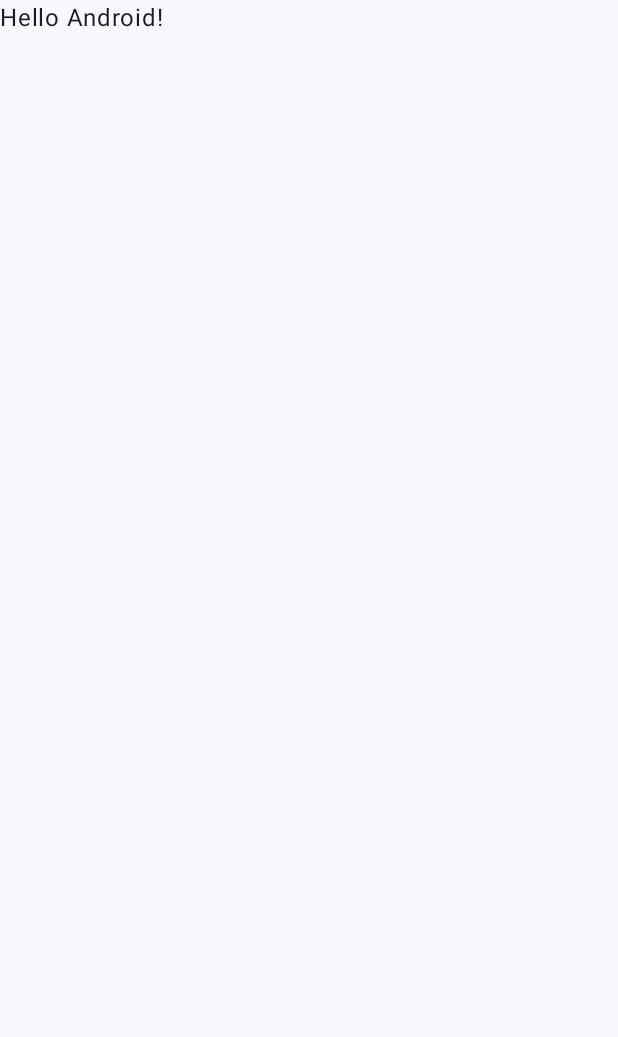
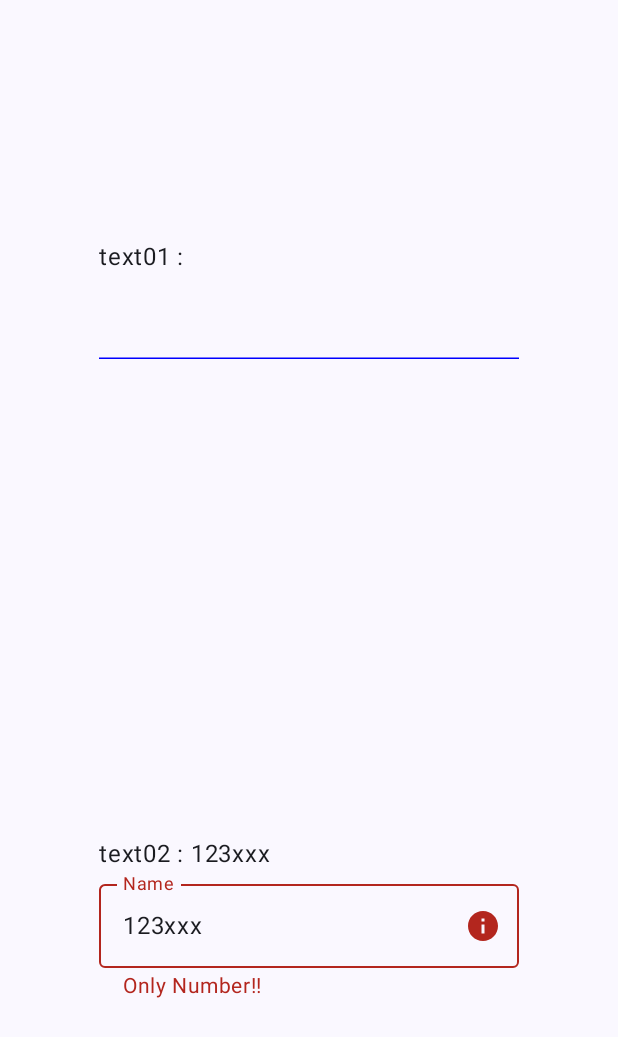
Before and after one commit to Notepad96/GreenGarden, an Android app built with Jetpack Compose: the screen it shows after launch (MainActivity), on a phone screen of 412 x 824 dp. Before the commit the part shown is almost empty. Shown: the top 1037 px of the screen. Run offline under Robolectric (Android 15) with nearby library versions, the phone set to English and light mode, and no system bars.

```diff
--- a/TextField/app/src/main/java/sps/notepad96/textfield/MainActivity.kt
+++ b/TextField/app/src/main/java/sps/notepad96/textfield/MainActivity.kt
@@ -4,13 +4,37 @@ import android.os.Bundle
 import androidx.activity.ComponentActivity
 import androidx.activity.compose.setContent
 import androidx.activity.enableEdgeToEdge
+import androidx.compose.foundation.background
+import androidx.compose.foundation.layout.Arrangement
+import androidx.compose.foundation.layout.Column
+import androidx.compose.foundation.layout.PaddingValues
 import androidx.compose.foundation.layout.fillMaxSize
 import androidx.compose.foundation.layout.padding
+import androidx.compose.foundation.text.BasicTextField
+import androidx.compose.foundation.text.KeyboardOptions
+import androidx.compose.material.icons.Icons
+import androidx.compose.material.icons.filled.Info
+import androidx.compose.material3.Icon
+import androidx.compose.material3.MaterialTheme
+import androidx.compose.material3.OutlinedTextField
 import androidx.compose.material3.Scaffold
 import androidx.compose.material3.Text
+import androidx.compose.material3.TextField
+import androidx.compose.material3.TextFieldDefaults
 import androidx.compose.runtime.Composable
+import androidx.compose.runtime.getValue
+import androidx.compose.runtime.mutableStateOf
+import androidx.compose.runtime.remember
+import androidx.compose.runtime.setValue
+import androidx.compose.ui.Alignment
 import androidx.compose.ui.Modifier
+import androidx.compose.ui.graphics.Color
+import androidx.compose.ui.text.TextStyle
+import androidx.compose.ui.text.input.KeyboardType
+import androidx.compose.ui.text.style.TextAlign
 import androidx.compose.ui.tooling.preview.Preview
+import androidx.compose.ui.unit.sp
+import androidx.core.text.isDigitsOnly
 import sps.notepad96.textfield.ui.theme.TextFieldTheme
 
 class MainActivity : ComponentActivity() {
@@ -20,10 +44,7 @@ class MainActivity : ComponentActivity() {
         setContent {
             TextFieldTheme {
                 Scaffold(modifier = Modifier.fillMaxSize()) { innerPadding ->
-                    Greeting(
-                        name = "Android",
-                        modifier = Modifier.padding(innerPadding)
-                    )
+                    Main(innerPadding)
                 }
             }
         }
@@ -31,17 +52,65 @@ class MainActivity : ComponentActivity() {
 }
 
 @Composable
-fun Greeting(name: String, modifier: Modifier = Modifier) {
-    Text(
-        text = "Hello $name!",
-        modifier = modifier
+fun Main(innerPadding: PaddingValues) {
+    var text01 by remember { mutableStateOf("") }
+    var text02 by remember { mutableStateOf("123xxx") }
+
+    Column(
+        modifier = Modifier
+            .padding(innerPadding)
+            .fillMaxSize(),
+        verticalArrangement = Arrangement.SpaceAround,
+        horizontalAlignment = Alignment.CenterHorizontally
+    ) {
+        Column {
+            Text(text = "text01 : $text01")
+            MyTextField(text = text01, setOnTextChange = { text01 = it })
+        }
+        Column {
+            Text(text = "text02 : $text02")
+            MyOutlinedTextField(text = text02, setOnTextChange = { text02 = it })
+        }
+    }
+}
+
+@Composable
+fun MyTextField(
+    text: String,
+    setOnTextChange: (String) -> Unit
+) {
+    TextField(
+        value = text, onValueChange = { setOnTextChange(it) },
+        colors = TextFieldDefaults.colors(
+//            focusedContainerColor = Color.Transparent,
+            unfocusedContainerColor = Color.Transparent,
+            focusedIndicatorColor = Color.Green,
+            unfocusedIndicatorColor = Color.Blue
+        ),
+        textStyle = TextStyle(textAlign = TextAlign.End, fontSize = 20.sp)
     )
 }
 
-@Preview(showBackground = true)
 @Composable
-fun GreetingPreview() {
-    TextFieldTheme {
-        Greeting("Android")
-    }
+fun MyOutlinedTextField(
+    text: String,
+    setOnTextChange: (String) -> Unit
+) {
+    OutlinedTextField(
+        value = text, onValueChange = { setOnTextChange(it) },
+        label = { Text(text = "Name") },
+        keyboardOptions = KeyboardOptions(keyboardType = KeyboardType.Number),
+        isError = !text.isDigitsOnly(),
+        trailingIcon = {
+            if (!text.isDigitsOnly()) {
+                Icon(imageVector = Icons.Filled.Info, contentDescription = "error",
+                    tint = MaterialTheme.colorScheme.error)
+            }
+        },
+        supportingText = {
+            if (!text.isDigitsOnly()) {
+                Text(text = "Only Number!!", fontSize = 14.sp)
+            }
+        }
+    )
 }
```
Also changed, not shown: 3 other files.
